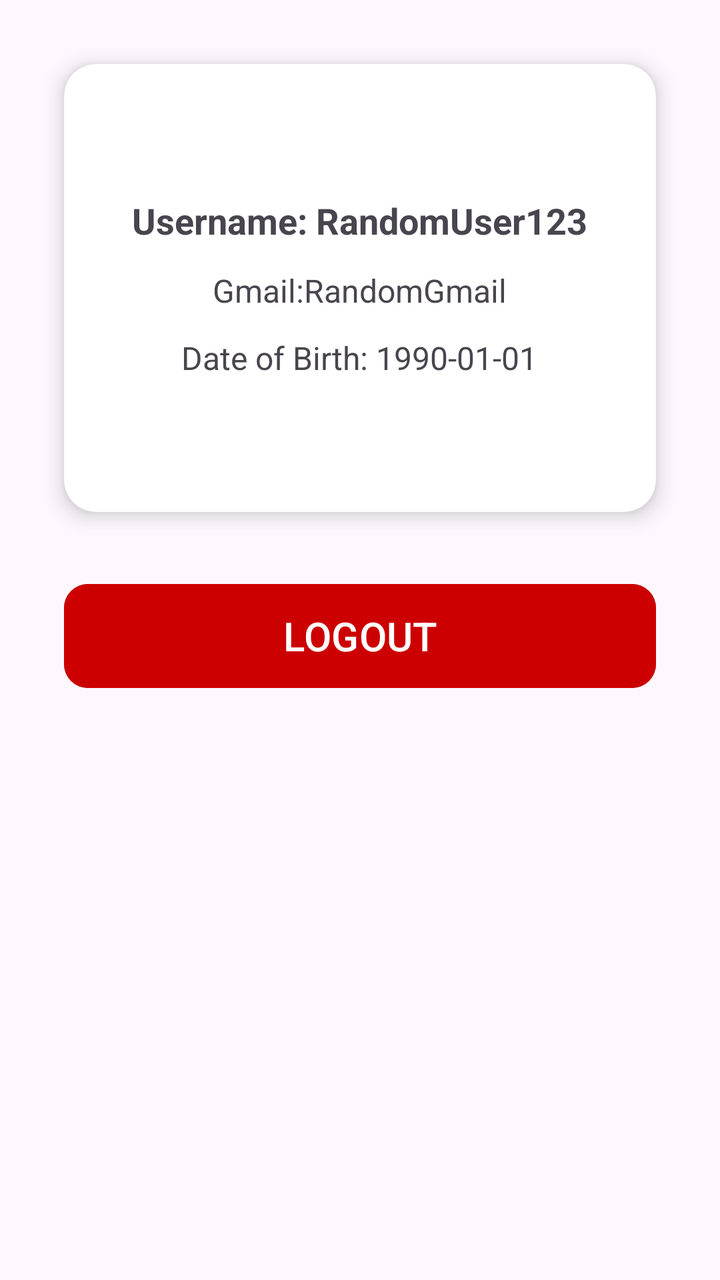
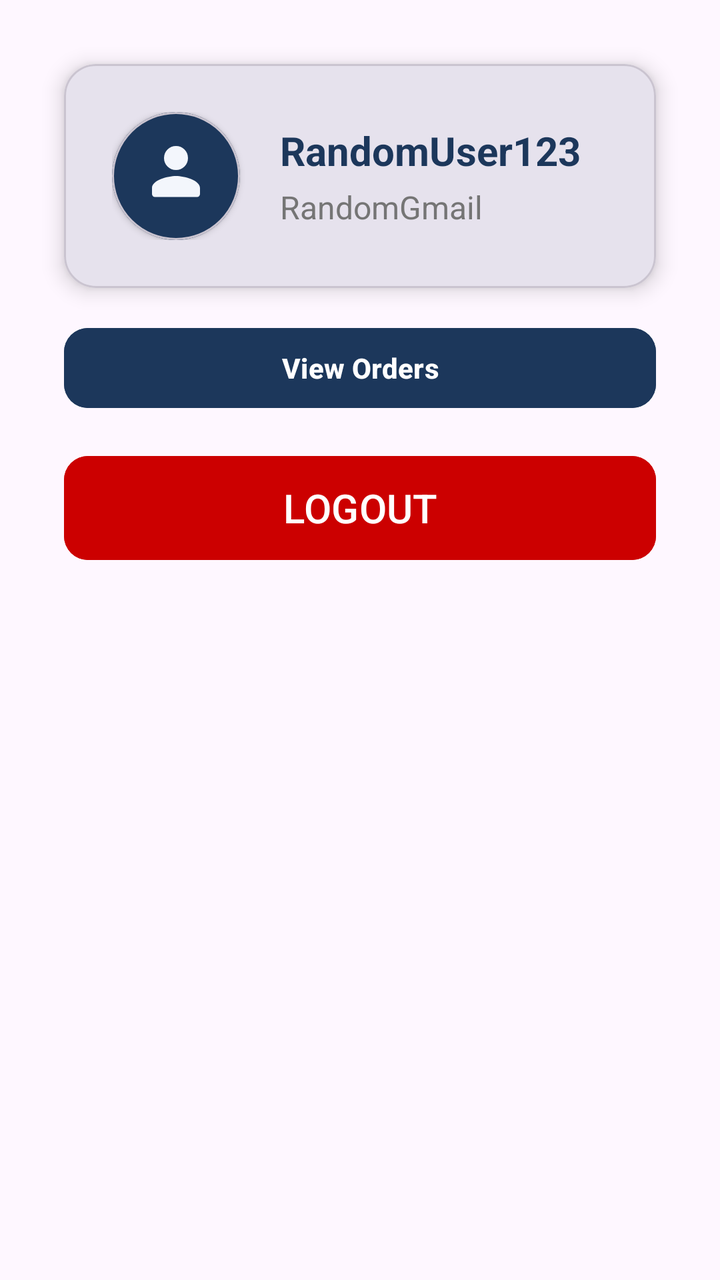

The first picture is an Android layout as it rendered before a commit; the second is the same layout after the commit. The layout source and the unified diff follow.
<!-- AndroidManifest.xml: application theme Theme.LabBooking -->
<!-- res/layout/fragment_settings.xml -->
<androidx.constraintlayout.widget.ConstraintLayout xmlns:android="http://schemas.android.com/apk/res/android"
    xmlns:app="http://schemas.android.com/apk/res-auto"
    xmlns:tools="http://schemas.android.com/tools"
    android:layout_width="match_parent"
    android:layout_height="match_parent"
    tools:context=".activities.Home.fragments.SettingsFragment">

    <androidx.cardview.widget.CardView
        android:id="@+id/card_user_info"
        android:layout_width="0dp"
        android:layout_height="0dp"
        app:cardCornerRadius="16dp"
        app:cardElevation="6dp"
        android:layout_margin="32dp"
        app:layout_constraintTop_toTopOf="parent"
        app:layout_constraintStart_toStartOf="parent"
        app:layout_constraintEnd_toEndOf="parent"
        app:layout_constraintHeight_percent="0.35">

        <LinearLayout
            android:layout_width="match_parent"
            android:layout_height="match_parent"
            android:orientation="vertical"
            android:gravity="center"
            android:padding="24dp">

            <TextView
                android:id="@+id/tv_username"
                android:layout_width="wrap_content"
                android:layout_height="wrap_content"
                android:layout_marginBottom="12dp"
                android:text="Username: RandomUser123"
                android:textSize="18sp"
                android:textStyle="bold" />

            <TextView
                android:id="@+id/tv_name"
                android:layout_width="wrap_content"
                android:layout_height="wrap_content"
                android:text="Gmail:RandomGmail"
                android:textSize="16sp"
                android:layout_marginBottom="12dp"/>

            <TextView
                android:id="@+id/tv_dob"
                android:layout_width="wrap_content"
                android:layout_height="wrap_content"
                android:text="Date of Birth: 1990-01-01"
                android:textSize="16sp"/>

        </LinearLayout>
    </androidx.cardview.widget.CardView>

    <Button
        android:id="@+id/btn_logout"
        android:layout_width="0dp"
        android:layout_height="60dp"
        android:text="Logout"
        android:textAllCaps="true"
        android:textColor="@android:color/white"
        android:textSize="20sp"
        android:backgroundTint="@android:color/holo_red_dark"
        app:cornerRadius="12dp"
        app:layout_constraintTop_toBottomOf="@id/card_user_info"
        app:layout_constraintStart_toStartOf="parent"
        app:layout_constraintEnd_toEndOf="parent"
        android:layout_marginTop="32dp"
        android:layout_marginStart="32dp"
        android:layout_marginEnd="32dp"/>

</androidx.constraintlayout.widget.ConstraintLayout>
<!-- resources referenced by this layout -->
<resources>
  <style name="Theme.LabBooking" parent="Base.Theme.LabBooking" />
  <style name="Base.Theme.LabBooking" parent="Theme.Material3.DayNight.NoActionBar">
          
          <item name="colorPrimary">@color/main_900</item>
          <item name="android:statusBarColor">@color/main_900</item>
      </style>
  <color name="main_900">#1c375b</color>
</resources>

<!-- the commit's change to res/layout/fragment_settings.xml (unified diff, before → after) -->
@@ -5,51 +5,86 @@
     android:layout_height="match_parent"
     tools:context=".activities.Home.fragments.SettingsFragment">
 
-    <androidx.cardview.widget.CardView
+    <com.google.android.material.card.MaterialCardView
         android:id="@+id/card_user_info"
         android:layout_width="0dp"
-        android:layout_height="0dp"
+        android:layout_height="wrap_content"
         app:cardCornerRadius="16dp"
         app:cardElevation="6dp"
         android:layout_margin="32dp"
         app:layout_constraintTop_toTopOf="parent"
         app:layout_constraintStart_toStartOf="parent"
-        app:layout_constraintEnd_toEndOf="parent"
-        app:layout_constraintHeight_percent="0.35">
+        app:layout_constraintEnd_toEndOf="parent">
 
         <LinearLayout
             android:layout_width="match_parent"
-            android:layout_height="match_parent"
-            android:orientation="vertical"
-            android:gravity="center"
+            android:layout_height="wrap_content"
+            android:orientation="horizontal"
+            android:gravity="center_vertical"
             android:padding="24dp">
 
-            <TextView
-                android:id="@+id/tv_username"
-                android:layout_width="wrap_content"
+            
+            <com.google.android.material.card.MaterialCardView
+                android:layout_width="64dp"
+                android:layout_height="64dp"
+                app:cardCornerRadius="32dp"
+                app:cardElevation="2dp"
+                app:cardBackgroundColor="@color/main_900">
+
+                <ImageView
+                    android:layout_width="36dp"
+                    android:layout_height="36dp"
+                    android:layout_gravity="center"
+                    android:src="@drawable/ic_settings"
+                    app:tint="@color/main_50" />
+            </com.google.android.material.card.MaterialCardView>
+
+            
+            <LinearLayout
+                android:layout_width="0dp"
                 android:layout_height="wrap_content"
-                android:layout_marginBottom="12dp"
-                android:text="Username: RandomUser123"
-                android:textSize="18sp"
-                android:textStyle="bold" />
+                android:layout_weight="1"
+                android:orientation="vertical"
+                android:layout_marginStart="20dp">
 
-            <TextView
-                android:id="@+id/tv_name"
-                android:layout_width="wrap_content"
-                android:layout_height="wrap_content"
-                android:text="Gmail:RandomGmail"
-                android:textSize="16sp"
-                android:layout_marginBottom="12dp"/>
+                <TextView
+                    android:id="@+id/tv_username"
+                    android:layout_width="wrap_content"
+                    android:layout_height="wrap_content"
+                    android:text="RandomUser123"
+                    android:textSize="20sp"
+                    android:textStyle="bold"
+                    android:textColor="@color/main_900"
+                    android:layout_marginBottom="4dp" />
 
-            <TextView
-                android:id="@+id/tv_dob"
-                android:layout_width="wrap_content"
-                android:layout_height="wrap_content"
-                android:text="Date of Birth: 1990-01-01"
-                android:textSize="16sp"/>
+                <TextView
+                    android:id="@+id/tv_name"
+                    android:layout_width="wrap_content"
+                    android:layout_height="wrap_content"
+                    android:text="RandomGmail"
+                    android:textSize="16sp"
+                    android:textColor="#757575" />
 
+            </LinearLayout>
         </LinearLayout>
-    </androidx.cardview.widget.CardView>
+    </com.google.android.material.card.MaterialCardView>
+
+    <Button
+        android:id="@+id/btn_view_orders"
+        android:layout_width="match_parent"
+        android:layout_height="wrap_content"
+        android:text="View Orders"
+        android:layout_marginTop="16dp"
+        android:backgroundTint="@color/main_900"
+        android:textColor="@android:color/white"
+        android:textStyle="bold"
+        app:cornerRadius="12dp"
+        app:elevation="6dp"
+        app:layout_constraintTop_toBottomOf="@id/card_user_info"
+        app:layout_constraintStart_toStartOf="parent"
+        app:layout_constraintEnd_toEndOf="parent"
+        android:layout_marginStart="32dp"
+        android:layout_marginEnd="32dp"/>
 
     <Button
         android:id="@+id/btn_logout"
@@ -61,10 +96,10 @@
         android:textSize="20sp"
         android:backgroundTint="@android:color/holo_red_dark"
         app:cornerRadius="12dp"
-        app:layout_constraintTop_toBottomOf="@id/card_user_info"
+        app:layout_constraintTop_toBottomOf="@id/btn_view_orders"
         app:layout_constraintStart_toStartOf="parent"
         app:layout_constraintEnd_toEndOf="parent"
-        android:layout_marginTop="32dp"
+        android:layout_marginTop="16dp"
         android:layout_marginStart="32dp"
         android:layout_marginEnd="32dp"/>
 
<!-- resource entries referenced after the edit -->
@@ -1,5 +1,6 @@
 <!-- resources referenced by this layout -->
 <resources>
+  <color name="main_50">#f3f6fc</color>
   <style name="Theme.LabBooking" parent="Base.Theme.LabBooking" />
   <style name="Base.Theme.LabBooking" parent="Theme.Material3.DayNight.NoActionBar">
           
@@ -7,5 +8,15 @@
           <item name="android:statusBarColor">@color/main_900</item>
       </style>
   <color name="main_900">#1c375b</color>
+  <!-- drawable ic_settings (drawable) -->
+  <vector xmlns:android="http://schemas.android.com/apk/res/android"
+      android:width="24dp"
+      android:height="24dp"
+      android:viewportWidth="24"
+      android:viewportHeight="24">
+      <path
+          android:fillColor="#000000"
+          android:pathData="M12,12c2.67,0 8,1.34 8,4v2c0,0.55 -0.45,1 -1,1H5c-0.55,0 -1,-0.45 -1,-1v-2c0,-2.66 5.33,-4 8,-4zm0,-2a4,4 0 1,0 0,-8 4,4 0 0,0 0,8z"/>
+  </vector>
 </resources>
 
